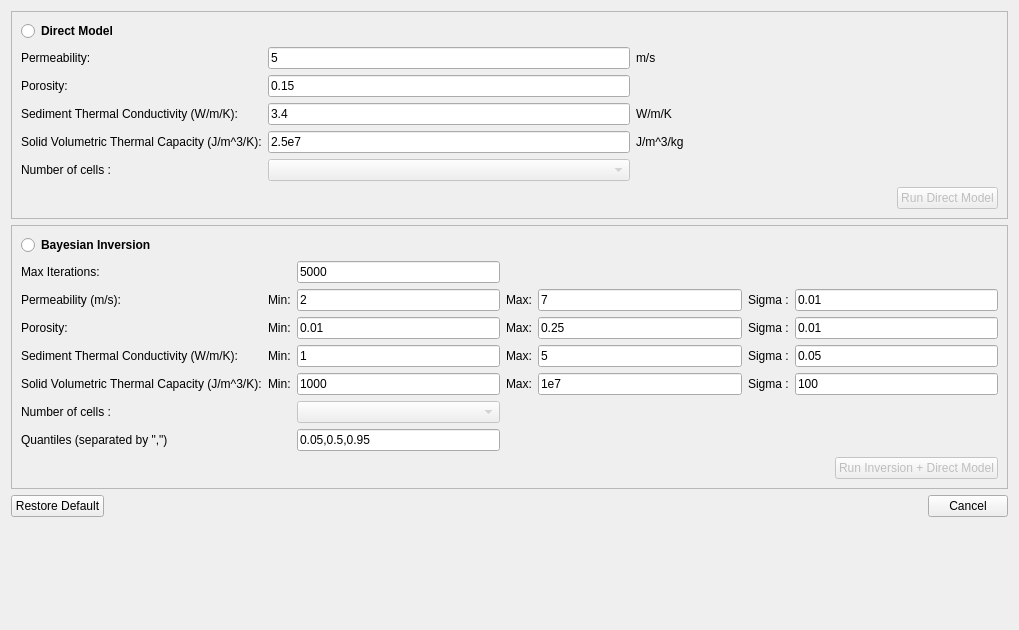
GVigne/Molonari-2022, file Molonari_2021/ihm/molonaviz/dialogcompute.ui: the form before one commit.
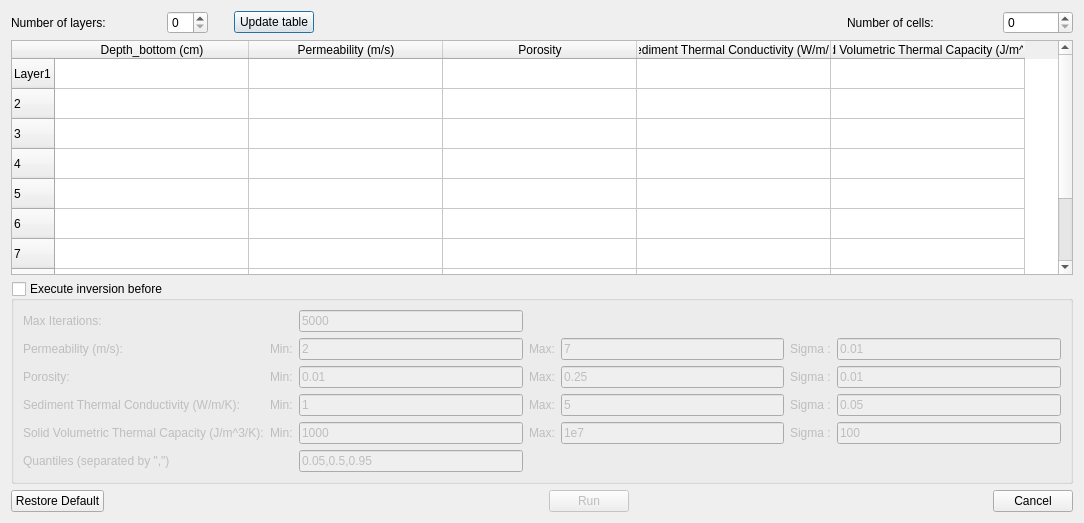
The form after the commit.

Commit message:
IHM1_Compute
Fenetre Compute sans base de données

Patch:
```diff
--- a/Molonari_2021/ihm/molonaviz/dialogcompute.ui
+++ b/Molonari_2021/ihm/molonaviz/dialogcompute.ui
@@ -6,274 +6,223 @@
    <rect>
     <x>0</x>
     <y>0</y>
-    <width>1019</width>
-    <height>630</height>
+    <width>1084</width>
+    <height>523</height>
    </rect>
   </property>
   <property name="minimumSize">
    <size>
-    <width>0</width>
-    <height>630</height>
-   </size>
-  </property>
-  <property name="maximumSize">
-   <size>
-    <width>16777215</width>
-    <height>630</height>
+    <width>1000</width>
+    <height>500</height>
    </size>
   </property>
   <property name="windowTitle">
    <string>Compute</string>
   </property>
-  <layout class="QVBoxLayout" name="verticalLayout">
+  <layout class="QVBoxLayout" name="verticalLayout_2" stretch="0,1,0,0">
    <item>
-    <widget class="QFrame" name="frameDirect">
-     <property name="frameShape">
-      <enum>QFrame::StyledPanel</enum>
+    <layout class="QHBoxLayout" name="horizontalLayout">
+     <item>
+      <widget class="QLabel" name="label_6">
+       <property name="minimumSize">
+        <size>
+         <width>150</width>
+         <height>0</height>
+        </size>
+       </property>
+       <property name="maximumSize">
+        <size>
+         <width>150</width>
+         <height>16777215</height>
+        </size>
+       </property>
+       <property name="text">
+        <string>Number of layers:</string>
+       </property>
+      </widget>
+     </item>
+     <item>
+      <widget class="QSpinBox" name="spinBoxNLayersDirect"/>
+     </item>
+     <item>
+      <spacer name="horizontalSpacer_3">
+       <property name="orientation">
+        <enum>Qt::Horizontal</enum>
+       </property>
+       <property name="sizeType">
+        <enum>QSizePolicy::Preferred</enum>
+       </property>
+       <property name="sizeHint" stdset="0">
+        <size>
+         <width>20</width>
+         <height>20</height>
+        </size>
+       </property>
+      </spacer>
+     </item>
+     <item>
+      <widget class="QPushButton" name="pushButtonUpdate">
+       <property name="text">
+        <string>Update table</string>
+       </property>
+      </widget>
+     </item>
+     <item>
+      <spacer name="horizontalSpacer_2">
+       <property name="orientation">
+        <enum>Qt::Horizontal</enum>
+       </property>
+       <property name="sizeHint" stdset="0">
+        <size>
+         <width>40</width>
+         <height>20</height>
+        </size>
+       </property>
+      </spacer>
+     </item>
+     <item>
+      <widget class="QLabel" name="label_8">
+       <property name="enabled">
+        <bool>true</bool>
+       </property>
+       <property name="minimumSize">
+        <size>
+         <width>150</width>
+         <height>0</height>
+        </size>
+       </property>
+       <property name="maximumSize">
+        <size>
+         <width>150</width>
+         <height>16777215</height>
+        </size>
+       </property>
+       <property name="text">
+        <string>Number of cells:</string>
+       </property>
+      </widget>
+     </item>
+     <item>
+      <widget class="QSpinBox" name="spinBoxNCellsDirect">
+       <property name="enabled">
+        <bool>true</bool>
+       </property>
+       <property name="minimumSize">
+        <size>
+         <width>70</width>
+         <height>0</height>
+        </size>
+       </property>
+       <property name="maximumSize">
+        <size>
+         <width>70</width>
+         <height>16777215</height>
+        </size>
+       </property>
+      </widget>
+     </item>
+    </layout>
+   </item>
+   <item>
+    <widget class="QTableWidget" name="tableWidget">
+     <property name="enabled">
+      <bool>true</bool>
      </property>
-     <property name="frameShadow">
-      <enum>QFrame::Raised</enum>
+     <property name="sizePolicy">
+      <sizepolicy hsizetype="Preferred" vsizetype="Preferred">
+       <horstretch>0</horstretch>
+       <verstretch>0</verstretch>
+      </sizepolicy>
      </property>
-     <layout class="QVBoxLayout" name="verticalLayout_2">
-      <item>
-       <widget class="QRadioButton" name="radioButtonDirect">
-        <property name="font">
-         <font>
-          <weight>75</weight>
-          <bold>true</bold>
-         </font>
-        </property>
-        <property name="text">
-         <string>Direct Model</string>
-        </property>
-       </widget>
-      </item>
-      <item>
-       <layout class="QGridLayout" name="DirectModelLayout">
-        <item row="2" column="1">
-         <widget class="QLineEdit" name="lineEditThermalConductivityDirect">
-          <property name="minimumSize">
-           <size>
-            <width>0</width>
-            <height>21</height>
-           </size>
-          </property>
-          <property name="text">
-           <string>3.4</string>
-          </property>
-          <property name="readOnly">
-           <bool>true</bool>
-          </property>
-         </widget>
-        </item>
-        <item row="0" column="1">
-         <layout class="QHBoxLayout" name="horizontalLayout_3" stretch="1">
-          <item>
-           <widget class="QLineEdit" name="lineEditKDirect">
-            <property name="minimumSize">
-             <size>
-              <width>0</width>
-              <height>21</height>
-             </size>
-            </property>
-            <property name="text">
-             <string>5</string>
-            </property>
-            <property name="readOnly">
-             <bool>true</bool>
-            </property>
-           </widget>
-          </item>
-         </layout>
-        </item>
-        <item row="1" column="1">
-         <widget class="QLineEdit" name="lineEditPorosityDirect">
-          <property name="minimumSize">
-           <size>
-            <width>0</width>
-            <height>21</height>
-           </size>
-          </property>
-          <property name="text">
-           <string>0.15</string>
-          </property>
-          <property name="readOnly">
-           <bool>true</bool>
-          </property>
-         </widget>
-        </item>
-        <item row="2" column="0">
-         <widget class="QLabel" name="label_4">
-          <property name="text">
-           <string>Sediment Thermal Conductivity (W/m/K):</string>
-          </property>
-         </widget>
-        </item>
-        <item row="3" column="0">
-         <widget class="QLabel" name="label_5">
-          <property name="text">
-           <string>Solid Volumetric Thermal Capacity (J/m^3/K):</string>
-          </property>
-         </widget>
-        </item>
-        <item row="1" column="0">
-         <widget class="QLabel" name="label_3">
-          <property name="text">
-           <string>Porosity:</string>
-          </property>
-         </widget>
-        </item>
-        <item row="4" column="1">
-         <widget class="QComboBox" name="comboBoxNCellsDirect">
-          <property name="enabled">
-           <bool>false</bool>
-          </property>
-          <property name="minimumSize">
-           <size>
-            <width>0</width>
-            <height>21</height>
-           </size>
-          </property>
-         </widget>
-        </item>
-        <item row="3" column="2">
-         <widget class="QLabel" name="label_10">
-          <property name="text">
-           <string>J/m^3/kg</string>
-          </property>
-         </widget>
-        </item>
-        <item row="4" column="0">
-         <widget class="QLabel" name="label_8">
-          <property name="text">
-           <string>Number of cells :</string>
-          </property>
-         </widget>
-        </item>
-        <item row="0" column="0">
-         <widget class="QLabel" name="labelMoinsLog10KDirect">
-          <property name="toolTip">
-           <string extracomment="Please enter minus log10K"/>
-          </property>
-          <property name="text">
-           <string>Permeability:</string>
-          </property>
-         </widget>
-        </item>
-        <item row="3" column="1">
-         <widget class="QLineEdit" name="lineEditThermalCapacityDirect">
-          <property name="minimumSize">
-           <size>
-            <width>0</width>
-            <height>21</height>
-           </size>
-          </property>
-          <property name="text">
-           <string>2.5e7</string>
-          </property>
-          <property name="readOnly">
-           <bool>true</bool>
-          </property>
-         </widget>
-        </item>
-        <item row="2" column="2">
-         <widget class="QLabel" name="label_7">
-          <property name="text">
-           <string>W/m/K</string>
-          </property>
-         </widget>
-        </item>
-        <item row="1" column="2">
-         <spacer name="horizontalSpacer_5">
-          <property name="orientation">
-           <enum>Qt::Horizontal</enum>
-          </property>
-          <property name="sizeHint" stdset="0">
-           <size>
-            <width>40</width>
-            <height>20</height>
-           </size>
-          </property>
-         </spacer>
-        </item>
-        <item row="4" column="2">
-         <spacer name="horizontalSpacer_6">
-          <property name="orientation">
-           <enum>Qt::Horizontal</enum>
-          </property>
-          <property name="sizeHint" stdset="0">
-           <size>
-            <width>40</width>
-            <height>20</height>
-           </size>
-          </property>
-         </spacer>
-        </item>
-        <item row="0" column="2">
-         <widget class="QLabel" name="label_11">
-          <property name="text">
-           <string>m/s</string>
-          </property>
-         </widget>
-        </item>
-       </layout>
-      </item>
-      <item>
-       <layout class="QHBoxLayout" name="horizontalLayout_4">
-        <item>
-         <spacer name="horizontalSpacer">
-          <property name="orientation">
-           <enum>Qt::Horizontal</enum>
-          </property>
-          <property name="sizeHint" stdset="0">
-           <size>
-            <width>40</width>
-            <height>20</height>
-           </size>
-          </property>
-         </spacer>
-        </item>
-        <item>
-         <widget class="QPushButton" name="pushButtonDirect">
-          <property name="enabled">
-           <bool>false</bool>
-          </property>
-          <property name="text">
-           <string>Run Direct Model</string>
-          </property>
-         </widget>
-        </item>
-       </layout>
-      </item>
-     </layout>
+     <property name="autoFillBackground">
+      <bool>false</bool>
+     </property>
+     <property name="alternatingRowColors">
+      <bool>false</bool>
+     </property>
+     <property name="wordWrap">
+      <bool>false</bool>
+     </property>
+     <property name="rowCount">
+      <number>10</number>
+     </property>
+     <attribute name="horizontalHeaderCascadingSectionResizes">
+      <bool>false</bool>
+     </attribute>
+     <attribute name="horizontalHeaderDefaultSectionSize">
+      <number>194</number>
+     </attribute>
+     <attribute name="horizontalHeaderMinimumSectionSize">
+      <number>100</number>
+     </attribute>
+     <attribute name="horizontalHeaderShowSortIndicator" stdset="0">
+      <bool>false</bool>
+     </attribute>
+     <row>
+      <property name="text">
+       <string>Layer1</string>
+      </property>
+     </row>
+     <row/>
+     <row/>
+     <row/>
+     <row/>
+     <row/>
+     <row/>
+     <row/>
+     <row/>
+     <row/>
+     <column>
+      <property name="text">
+       <string>Depth_bottom (cm)</string>
+      </property>
+     </column>
+     <column>
+      <property name="text">
+       <string>Permeability (m/s)</string>
+      </property>
+     </column>
+     <column>
+      <property name="text">
+       <string>Porosity</string>
+      </property>
+     </column>
+     <column>
+      <property name="text">
+       <string>Sediment Thermal Conductivity (W/m/K)</string>
+      </property>
+     </column>
+     <column>
+      <property name="text">
+       <string>Solid Volumetric Thermal Capacity (J/m^3/K)</string>
+      </property>
+     </column>
+     <item row="0" column="0">
+      <property name="text">
+       <string/>
+      </property>
+      <property name="textAlignment">
+       <set>AlignCenter</set>
+      </property>
+     </item>
     </widget>
    </item>
    <item>
-    <widget class="QFrame" name="frame_2">
-     <property name="frameShape">
-      <enum>QFrame::StyledPanel</enum>
+    <widget class="QGroupBox" name="groupBoxMCMC">
+     <property name="title">
+      <string>Execute inversion before</string>
      </property>
-     <property name="frameShadow">
-      <enum>QFrame::Raised</enum>
+     <property name="checkable">
+      <bool>true</bool>
      </property>
-     <layout class="QVBoxLayout" name="verticalLayout_3">
-      <item>
-       <widget class="QRadioButton" name="radioButtonMCMC">
-        <property name="font">
-         <font>
-          <weight>75</weight>
-          <bold>true</bold>
-         </font>
-        </property>
-        <property name="text">
-         <string>Bayesian Inversion</string>
-        </property>
-       </widget>
-      </item>
+     <property name="checked">
+      <bool>false</bool>
+     </property>
+     <layout class="QVBoxLayout" name="verticalLayout">
       <item>
        <layout class="QGridLayout" name="MCMCLayout">
-        <item row="2" column="2">
-         <widget class="QLineEdit" name="lineEditPorosityMin">
+        <item row="4" column="2">
+         <widget class="QLineEdit" name="lineEditThermalCapacityMin">
           <property name="minimumSize">
            <size>
             <width>100</width>
@@ -281,20 +230,62 @@
            </size>
           </property>
           <property name="text">
-           <string>0.01</string>
+           <string>1000</string>
           </property>
           <property name="readOnly">
            <bool>true</bool>
           </property>
          </widget>
         </item>
-        <item row="1" column="5">
-         <widget class="QLabel" name="labelsigmaK">
+        <item row="3" column="5">
+         <widget class="QLabel" name="label_33">
           <property name="text">
            <string>Sigma :</string>
           </property>
          </widget>
         </item>
+        <item row="1" column="4">
+         <layout class="QHBoxLayout" name="horizontalLayout_7">
+          <item>
+           <widget class="QLineEdit" name="lineEditKMax">
+            <property name="text">
+             <string>7</string>
+            </property>
+            <property name="readOnly">
+             <bool>true</bool>
+            </property>
+           </widget>
+          </item>
+         </layout>
+        </item>
+        <item row="0" column="0">
+         <widget class="QLabel" name="label_2">
+          <property name="text">
+           <string>Max Iterations:</string>
+          </property>
+         </widget>
+        </item>
+        <item row="5" column="2">
+         <widget class="QLineEdit" name="lineEditQuantiles">
+          <property name="text">
+           <string>0.05,0.5,0.95</string>
+          </property>
+         </widget>
+        </item>
+        <item row="1" column="2">
+         <layout class="QHBoxLayout" name="horizontalLayout_6">
+          <item>
+           <widget class="QLineEdit" name="lineEditKMin">
+            <property name="text">
+             <string>2</string>
+            </property>
+            <property name="readOnly">
+             <bool>true</bool>
+            </property>
+           </widget>
+          </item>
+         </layout>
+        </item>
         <item row="4" column="3">
          <widget class="QLabel" name="label_28">
           <property name="text">
@@ -302,6 +293,13 @@
           </property>
          </widget>
         </item>
+        <item row="1" column="5">
+         <widget class="QLabel" name="labelsigmaK">
+          <property name="text">
+           <string>Sigma :</string>
+          </property>
+         </widget>
+        </item>
         <item row="1" column="0">
          <widget class="QLabel" name="labelMoinsLog10KMCMC">
           <property name="text">
@@ -309,6 +307,98 @@
           </property>
          </widget>
         </item>
+        <item row="0" column="2">
+         <widget class="QLineEdit" name="lineEditMaxIterMCMC">
+          <property name="text">
+           <string>5000</string>
+          </property>
+         </widget>
+        </item>
+        <item row="3" column="0">
+         <widget class="QLabel" name="label_15">
+          <property name="text">
+           <string>Sediment Thermal Conductivity (W/m/K):</string>
+          </property>
+         </widget>
+        </item>
+        <item row="2" column="3">
+         <widget class="QLabel" name="label_26">
+          <property name="text">
+           <string>Max:</string>
+          </property>
+         </widget>
+        </item>
+        <item row="2" column="4">
+         <widget class="QLineEdit" name="lineEditPorosityMax">
+          <property name="minimumSize">
+           <size>
+            <width>100</width>
+            <height>0</height>
+           </size>
+          </property>
+          <property name="text">
+           <string>0.25</string>
+          </property>
+          <property name="readOnly">
+           <bool>true</bool>
+          </property>
+         </widget>
+        </item>
+        <item row="3" column="4">
+         <widget class="QLineEdit" name="lineEditThermalConductivityMax">
+          <property name="minimumSize">
+           <size>
+            <width>100</width>
+            <height>0</height>
+           </size>
+          </property>
+          <property name="text">
+           <string>5</string>
+          </property>
+          <property name="readOnly">
+           <bool>true</bool>
+          </property>
+         </widget>
+        </item>
+        <item row="2" column="6">
+         <widget class="QLineEdit" name="lineEditPorositySigma">
+          <property name="minimumSize">
+           <size>
+            <width>100</width>
+            <height>0</height>
+           </size>
+          </property>
+          <property name="text">
+           <string>0.01</string>
+          </property>
+          <property name="readOnly">
+           <bool>true</bool>
+          </property>
+         </widget>
+        </item>
+        <item row="3" column="1">
+         <widget class="QLabel" name="label_12">
+          <property name="text">
+           <string>Min:</string>
+          </property>
+         </widget>
+        </item>
+        <item row="4" column="6">
+         <widget class="QLineEdit" name="lineEditThermalCapacitySigma">
+          <property name="minimumSize">
+           <size>
+            <width>100</width>
+            <height>0</height>
+           </size>
+          </property>
+          <property name="text">
+           <string>100</string>
+          </property>
+          <property name="readOnly">
+           <bool>true</bool>
+          </property>
+         </widget>
+        </item>
         <item row="4" column="4">
          <widget class="QLineEdit" name="lineEditThermalCapacityMax">
           <property name="minimumSize">
@@ -346,6 +436,22 @@
           </property>
          </widget>
         </item>
+        <item row="2" column="2">
+         <widget class="QLineEdit" name="lineEditPorosityMin">
+          <property name="minimumSize">
+           <size>
+            <width>100</width>
+            <height>0</height>
+           </size>
+          </property>
+          <property name="text">
+           <string>0.01</string>
+          </property>
+          <property name="readOnly">
+           <bool>true</bool>
+          </property>
+         </widget>
+        </item>
         <item row="1" column="1">
          <widget class="QLabel" name="label_23">
           <property name="text">
@@ -353,13 +459,6 @@
           </property>
          </widget>
         </item>
-        <item row="5" column="2">
-         <widget class="QComboBox" name="comboBoxNCellsMCMC">
-          <property name="enabled">
-           <bool>false</bool>
-          </property>
-         </widget>
-        </item>
         <item row="1" column="6">
          <widget class="QLineEdit" name="lineEditMoinsLog10KSigma">
           <property name="minimumSize">
@@ -376,13 +475,6 @@
           </property>
          </widget>
         </item>
-        <item row="5" column="0">
-         <widget class="QLabel" name="label_18">
-          <property name="text">
-           <string>Number of cells :</string>
-          </property>
-         </widget>
-        </item>
         <item row="3" column="6">
          <widget class="QLineEdit" name="lineEditThermalConductivitySigma">
           <property name="minimumSize">
@@ -399,20 +491,6 @@
           </property>
          </widget>
         </item>
-        <item row="2" column="5">
-         <widget class="QLabel" name="label_32">
-          <property name="text">
-           <string>Sigma :</string>
-          </property>
-         </widget>
-        </item>
-        <item row="4" column="0">
-         <widget class="QLabel" name="label_16">
-          <property name="text">
-           <string>Solid Volumetric Thermal Capacity (J/m^3/K):</string>
-          </property>
-         </widget>
-        </item>
         <item row="2" column="1">
          <widget class="QLabel" name="label_22">
           <property name="text">
@@ -420,43 +498,6 @@
           </property>
          </widget>
         </item>
-        <item row="2" column="4">
-         <widget class="QLineEdit" name="lineEditPorosityMax">
-          <property name="minimumSize">
-           <size>
-            <width>100</width>
-            <height>0</height>
-           </size>
-          </property>
-          <property name="text">
-           <string>0.25</string>
-          </property>
-          <property name="readOnly">
-           <bool>true</bool>
-          </property>
-         </widget>
-        </item>
-        <item row="3" column="0">
-         <widget class="QLabel" name="label_15">
-          <property name="text">
-           <string>Sediment Thermal Conductivity (W/m/K):</string>
-          </property>
-         </widget>
-        </item>
-        <item row="2" column="3">
-         <widget class="QLabel" name="label_26">
-          <property name="text">
-           <string>Max:</string>
-          </property>
-         </widget>
-        </item>
-        <item row="2" column="0">
-         <widget class="QLabel" name="label_14">
-          <property name="text">
-           <string>Porosity:</string>
-          </property>
-         </widget>
-        </item>
         <item row="3" column="3">
          <widget class="QLabel" name="label_25">
           <property name="text">
@@ -464,10 +505,17 @@
           </property>
          </widget>
         </item>
-        <item row="6" column="0">
-         <widget class="QLabel" name="label">
+        <item row="2" column="5">
+         <widget class="QLabel" name="label_32">
           <property name="text">
-           <string>Quantiles (separated by &quot;,&quot;)</string>
+           <string>Sigma :</string>
+          </property>
+         </widget>
+        </item>
+        <item row="4" column="0">
+         <widget class="QLabel" name="label_16">
+          <property name="text">
+           <string>Solid Volumetric Thermal Capacity (J/m^3/K):</string>
           </property>
          </widget>
         </item>
@@ -487,157 +535,17 @@
           </property>
          </widget>
         </item>
-        <item row="0" column="2">
-         <widget class="QLineEdit" name="lineEditMaxIterMCMC">
+        <item row="5" column="0">
+         <widget class="QLabel" name="label">
           <property name="text">
-           <string>5000</string>
+           <string>Quantiles (separated by &quot;,&quot;)</string>
           </property>
          </widget>
         </item>
-        <item row="3" column="4">
-         <widget class="QLineEdit" name="lineEditThermalConductivityMax">
-          <property name="minimumSize">
-           <size>
-            <width>100</width>
-            <height>0</height>
-           </size>
-          </property>
+        <item row="2" column="0">
+         <widget class="QLabel" name="label_14">
           <property name="text">
-           <string>5</string>
-          </property>
-          <property name="readOnly">
-           <bool>true</bool>
-          </property>
-         </widget>
-        </item>
-        <item row="4" column="6">
-         <widget class="QLineEdit" name="lineEditThermalCapacitySigma">
-          <property name="minimumSize">
-           <size>
-            <width>100</width>
-            <height>0</height>
-           </size>
-          </property>
-          <property name="text">
-           <string>100</string>
-          </property>
-          <property name="readOnly">
-           <bool>true</bool>
-          </property>
-         </widget>
-        </item>
-        <item row="3" column="1">
-         <widget class="QLabel" name="label_12">
-          <property name="text">
-           <string>Min:</string>
-          </property>
-         </widget>
-        </item>
-        <item row="2" column="6">
-         <widget class="QLineEdit" name="lineEditPorositySigma">
-          <property name="minimumSize">
-           <size>
-            <width>100</width>
-            <height>0</height>
-           </size>
-          </property>
-          <property name="text">
-           <string>0.01</string>
-          </property>
-          <property name="readOnly">
-           <bool>true</bool>
-          </property>
-         </widget>
-        </item>
-        <item row="6" column="2">
-         <widget class="QLineEdit" name="lineEditQuantiles">
-          <property name="text">
-           <string>0.05,0.5,0.95</string>
-          </property>
-         </widget>
-        </item>
-        <item row="3" column="5">
-         <widget class="QLabel" name="label_33">
-          <property name="text">
-           <string>Sigma :</string>
-          </property>
-         </widget>
-        </item>
-        <item row="4" column="2">
-         <widget class="QLineEdit" name="lineEditThermalCapacityMin">
-          <property name="minimumSize">
-           <size>
-            <width>100</width>
-            <height>0</height>
-           </size>
-          </property>
-          <property name="text">
-           <string>1000</string>
-          </property>
-          <property name="readOnly">
-           <bool>true</bool>
-          </property>
-         </widget>
-        </item>
-        <item row="1" column="2">
-         <layout class="QHBoxLayout" name="horizontalLayout_6">
-          <item>
-           <widget class="QLineEdit" name="lineEditKMin">
-            <property name="text">
-             <string>2</string>
-            </property>
-            <property name="readOnly">
-             <bool>true</bool>
-            </property>
-           </widget>
-          </item>
-         </layout>
-        </item>
-        <item row="0" column="0">
-         <widget class="QLabel" name="label_2">
-          <property name="text">
-           <string>Max Iterations:</string>
-          </property>
-         </widget>
-        </item>
-        <item row="1" column="4">
-         <layout class="QHBoxLayout" name="horizontalLayout_7">
-          <item>
-           <widget class="QLineEdit" name="lineEditKMax">
-            <property name="text">
-             <string>7</string>
-            </property>
-            <property name="readOnly">
-             <bool>true</bool>
-            </property>
-           </widget>
-          </item>
-         </layout>
-        </item>
-       </layout>
-      </item>
-      <item>
-       <layout class="QHBoxLayout" name="horizontalLayout_2">
-        <item>
-         <spacer name="horizontalSpacer_2">
-          <property name="orientation">
-           <enum>Qt::Horizontal</enum>
-          </property>
-          <property name="sizeHint" stdset="0">
-           <size>
-            <width>40</width>
-            <height>20</height>
-           </size>
-          </property>
-         </spacer>
-        </item>
-        <item>
-         <widget class="QPushButton" name="pushButtonMCMC">
-          <property name="enabled">
-           <bool>false</bool>
-          </property>
-          <property name="text">
-           <string>Run Inversion + Direct Model</string>
+           <string>Porosity:</string>
           </property>
          </widget>
         </item>
@@ -656,7 +564,7 @@
       </widget>
      </item>
      <item>
-      <spacer name="horizontalSpacer_3">
+      <spacer name="horizontalSpacer">
        <property name="orientation">
         <enum>Qt::Horizontal</enum>
        </property>
@@ -668,28 +576,28 @@
        </property>
       </spacer>
      </item>
+     <item>
+      <widget class="QPushButton" name="pushButtonMCMC">
+       <property name="enabled">
+        <bool>false</bool>
+       </property>
+       <property name="text">
+        <string>Run</string>
+       </property>
+      </widget>
+     </item>
      <item>
       <widget class="QDialogButtonBox" name="buttonBox">
        <property name="standardButtons">
         <set>QDialogButtonBox::Cancel</set>
        </property>
+       <property name="centerButtons">
+        <bool>false</bool>
+       </property>
       </widget>
      </item>
     </layout>
    </item>
-   <item>
-    <spacer name="verticalSpacer">
-     <property name="orientation">
-      <enum>Qt::Vertical</enum>
-     </property>
-     <property name="sizeHint" stdset="0">
-      <size>
-       <width>20</width>
-       <height>40</height>
-      </size>
-     </property>
-    </spacer>
-   </item>
   </layout>
  </widget>
  <resources/>
```
Left out of the diff: 32 changed lines with no effect on the pictures. The commit also changes 1 other file.
